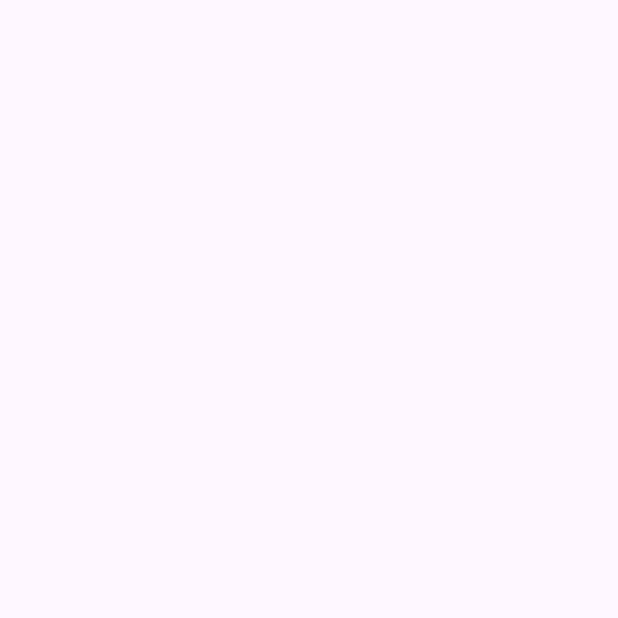
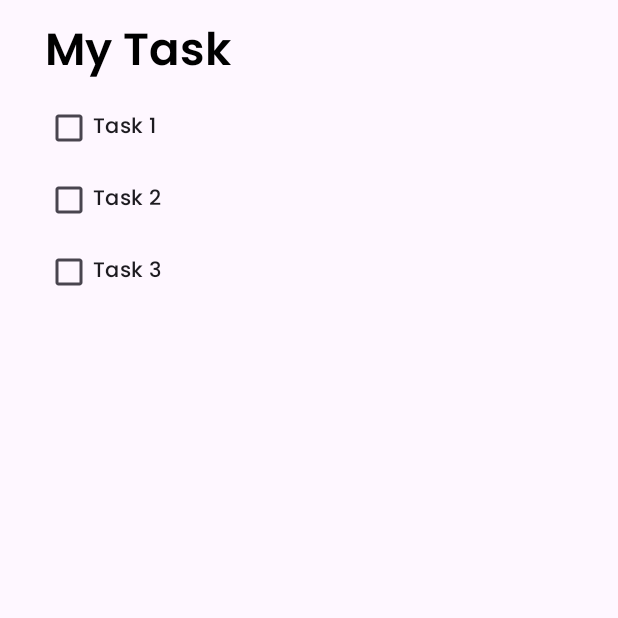
Before and after one commit to TA-PBB/client-side, an Android app: the DetailTaskActivity screen opened directly, with no data from a screen before it, on a phone screen of 412 x 824 dp, the top half of it. Before the commit the part shown is empty. Run offline under Robolectric (Android 15) with nearby library versions, the phone set to English and light mode, and no system bars.

Commit message:
detail task & main xml

```diff
--- a/app/src/main/res/layout/activity_detail_task.xml
+++ b/app/src/main/res/layout/activity_detail_task.xml
@@ -1,9 +1,73 @@
 <?xml version="1.0" encoding="utf-8"?>
-<androidx.constraintlayout.widget.ConstraintLayout xmlns:android="http://schemas.android.com/apk/res/android"
-    xmlns:app="http://schemas.android.com/apk/res-auto"
-    xmlns:tools="http://schemas.android.com/tools"
+<LinearLayout
+    xmlns:android="http://schemas.android.com/apk/res/android"
     android:layout_width="match_parent"
-    android:layout_height="match_parent"
-    tools:context=".ui.DetailTaskActivity">
+    android:layout_height="wrap_content"
+    android:orientation="horizontal"
+    android:clipToOutline="true"
+    android:layout_marginHorizontal="10dp"
+    android:outlineProvider="background"
+    android:scaleType="centerCrop"
+    android:layout_marginBottom="10dp"
+    android:padding="10dp">
 
-</androidx.constraintlayout.widget.ConstraintLayout>
+    <!--Card Task-->
+    <LinearLayout
+        android:layout_width="90dp"
+        android:layout_height="wrap_content"
+        android:layout_weight="1"
+        android:orientation="vertical"
+        android:paddingLeft="10dp">
+
+        <LinearLayout
+            android:layout_width="303dp"
+            android:layout_height="wrap_content"
+            android:layout_weight="1"
+            android:orientation="vertical">
+
+            <TextView
+                android:id="@+id/Task"
+                android:layout_width="300dp"
+                android:layout_height="wrap_content"
+                android:fontFamily="@font/poppinssemibold"
+                android:text="My Task"
+                android:textColor="@color/black"
+                android:textSize="30dp"
+                android:textStyle="bold" />
+        </LinearLayout>
+
+        <LinearLayout
+            android:layout_width="303dp"
+            android:layout_height="wrap_content"
+            android:layout_weight="1"
+            android:paddingRight="10dp"
+            android:orientation="vertical">
+        <CheckBox
+            android:id="@+id/checkbox"
+            android:fontFamily="@font/poppinsmedium"
+            android:layout_width="wrap_content"
+            android:layout_height="wrap_content"
+            android:layout_centerInParent="true"
+            android:text="Task 1" />
+
+        <CheckBox
+            android:id="@+id/checkbox2"
+            android:fontFamily="@font/poppinsmedium"
+            android:layout_width="wrap_content"
+            android:layout_height="wrap_content"
+            android:layout_centerInParent="true"
+            android:text="Task 2" />
+
+        <CheckBox
+            android:id="@+id/checkbox3"
+            android:fontFamily="@font/poppinsmedium"
+            android:layout_width="wrap_content"
+            android:layout_height="wrap_content"
+            android:layout_centerInParent="true"
+            android:text="Task 3" />
+        </LinearLayout>
+
+
+
+    </LinearLayout>
+</LinearLayout>
--- a/app/src/main/res/layout/task_card_main.xml
+++ b/app/src/main/res/layout/task_card_main.xml
@@ -4,7 +4,7 @@
     android:layout_width="match_parent"
     android:layout_height="wrap_content"
     android:orientation="horizontal"
-    android:background="@drawable/background_card"
+
     android:clipToOutline="true"
     android:layout_marginHorizontal="10dp"
     android:outlineProvider="background"
@@ -17,8 +17,7 @@
         android:layout_width="90dp"
         android:layout_height="wrap_content"
         android:layout_weight="1"
-        android:orientation="vertical"
-        android:paddingLeft="10dp">
+        android:orientation="vertical">
 
         <LinearLayout
             android:layout_width="90dp"
```
